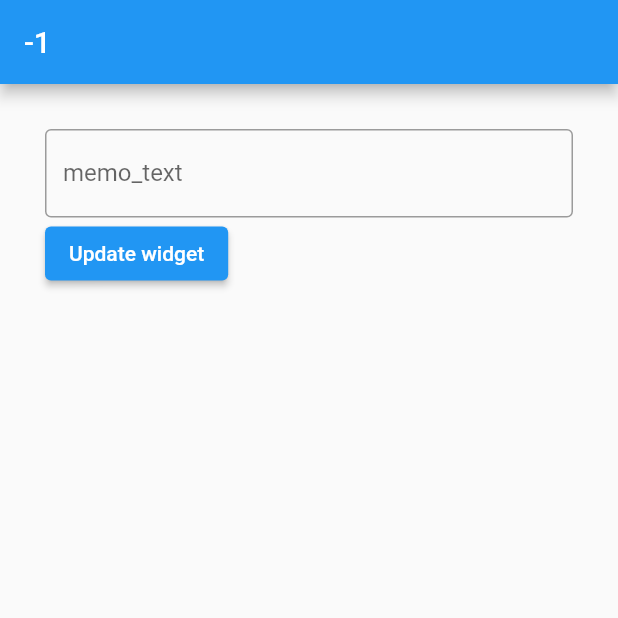
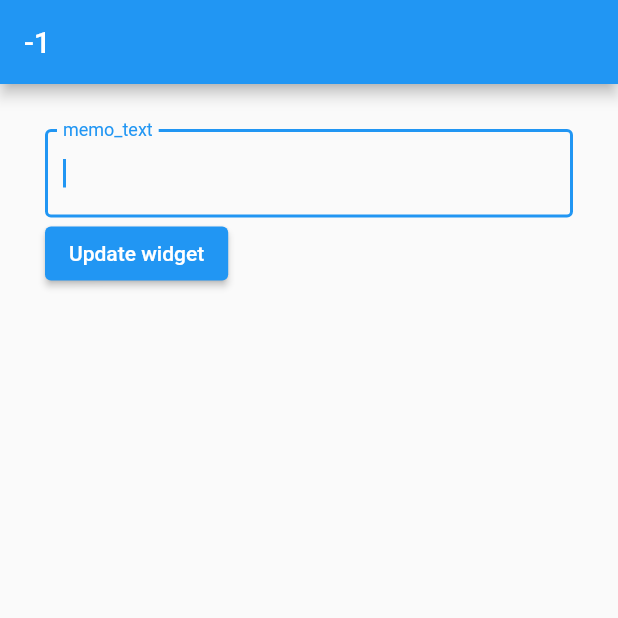
Before and after one commit to eight50/flutter_memo_widget, a Flutter app: the screen it shows after launch, after a tap on "Update widget", on a phone screen of 412 x 824 dp, the top half of it. Run offline on Flutter 3.47's test engine with Material 2 defaults, Android fonts, the phone set to English and light mode, and no system bars; our stand-ins replace flutter_riverpod; missing offline and left inert: home_widget.

```diff
--- a/lib/main.dart
+++ b/lib/main.dart
@@ -1,4 +1,5 @@
 import 'package:flutter/material.dart';
+import 'package:flutter/services.dart';
 import 'package:home_widget/home_widget.dart';
 import 'package:flutter_riverpod/flutter_riverpod.dart';
 
@@ -37,6 +38,7 @@ class HomeScreenWidget extends ConsumerStatefulWidget {
 class _HomeScreenWidgetState extends ConsumerState<HomeScreenWidget> {
   final _messageController = TextEditingController();
 
+  // initState()内では非同期処理できないため、_loadData()内でawaitし、<String?>形式で返さなければならない。
   @override
   void initState() {
     super.initState();
@@ -90,6 +92,7 @@ class _HomeScreenWidgetState extends ConsumerState<HomeScreenWidget> {
             crossAxisAlignment: CrossAxisAlignment.start,
             children: [
               TextField(
+                autofocus: true,
                 decoration: const InputDecoration(
                   label: Text('memo_text'),
                   border: OutlineInputBorder(),
@@ -102,6 +105,8 @@ class _HomeScreenWidgetState extends ConsumerState<HomeScreenWidget> {
                       _messageController.text;
                   _sendData();
                   _updateWidget();
+                  // アクティビティをスタックから削除し、前のアクティビティを返す。（exitよりもこちらが推奨）
+                  SystemNavigator.pop();
                 },
                 child: const Text('Update widget'),
               )
```
